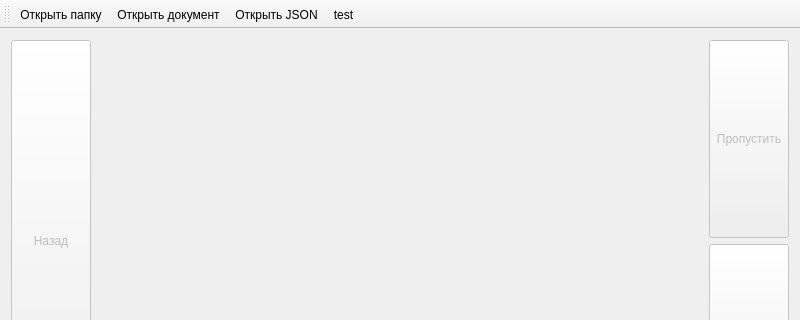
Above: mainwindow.ui from cool-palace/Screenshot-Manager before the change; both pictures show x 0 to 800 and y 0 to 320 of the 800 by 600 pixel window. Below: the same form after it.
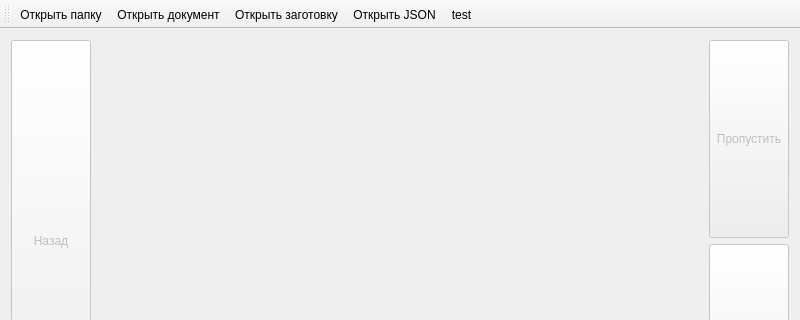
That is the form after the change.

```diff
--- a/mainwindow.ui
+++ b/mainwindow.ui
@@ -204,6 +204,7 @@
    </attribute>
    <addaction name="open_folder"/>
    <addaction name="open_doc"/>
+   <addaction name="open_preset"/>
    <addaction name="open_json"/>
    <addaction name="test"/>
   </widget>
@@ -227,6 +228,11 @@
     <string>test</string>
    </property>
   </action>
+  <action name="open_preset">
+   <property name="text">
+    <string>Открыть заготовку</string>
+   </property>
+  </action>
  </widget>
  <layoutdefault spacing="6" margin="11"/>
  <resources/>
```
Left out of the diff: 8 changed lines with no effect on the pictures.
